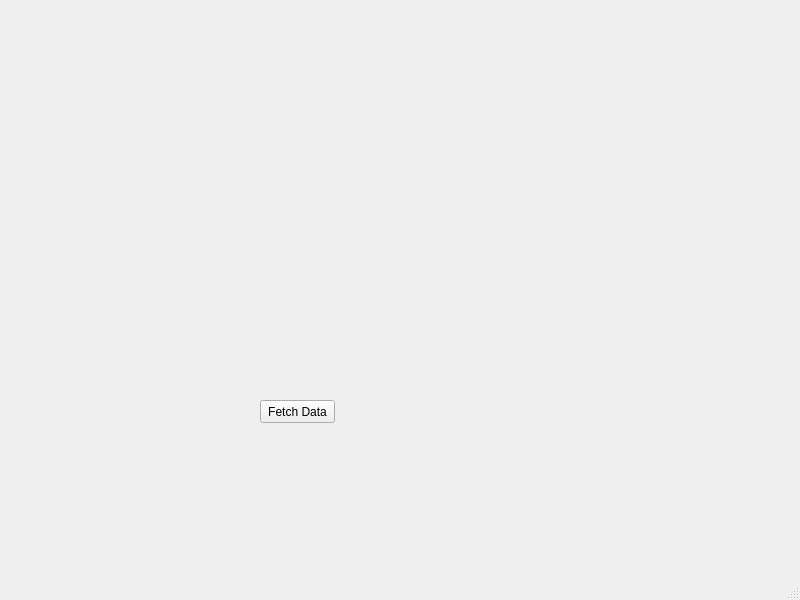
This is code/vnes-app/mainwindow.ui in lehtoee/softwareDesignProject as Qt 5 draws it before an edit. The edited form follows.
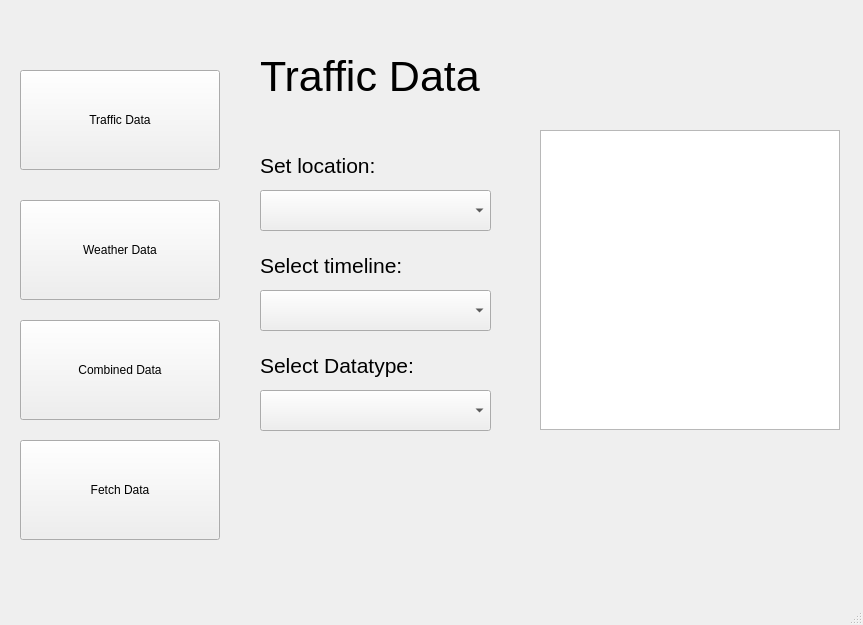
This is the edited form.

What changed in the file:
```diff
--- a/code/vnes-app/mainwindow.ui
+++ b/code/vnes-app/mainwindow.ui
@@ -6,26 +6,255 @@
    <rect>
     <x>0</x>
     <y>0</y>
-    <width>800</width>
-    <height>600</height>
+    <width>863</width>
+    <height>625</height>
    </rect>
   </property>
   <property name="windowTitle">
    <string>MainWindow</string>
   </property>
   <widget class="QWidget" name="centralwidget">
+   <widget class="QLabel" name="locationLabel">
+    <property name="geometry">
+     <rect>
+      <x>260</x>
+      <y>150</y>
+      <width>121</width>
+      <height>31</height>
+     </rect>
+    </property>
+    <property name="font">
+     <font>
+      <pointsize>16</pointsize>
+     </font>
+    </property>
+    <property name="text">
+     <string>Set location: </string>
+    </property>
+   </widget>
+   <widget class="QLabel" name="timelineLabel">
+    <property name="geometry">
+     <rect>
+      <x>260</x>
+      <y>250</y>
+      <width>151</width>
+      <height>31</height>
+     </rect>
+    </property>
+    <property name="font">
+     <font>
+      <pointsize>16</pointsize>
+     </font>
+    </property>
+    <property name="text">
+     <string>Select timeline:</string>
+    </property>
+   </widget>
+   <widget class="QLabel" name="datatypeLabel">
+    <property name="geometry">
+     <rect>
+      <x>260</x>
+      <y>350</y>
+      <width>171</width>
+      <height>31</height>
+     </rect>
+    </property>
+    <property name="font">
+     <font>
+      <pointsize>16</pointsize>
+     </font>
+    </property>
+    <property name="text">
+     <string>Select Datatype:</string>
+    </property>
+   </widget>
+   <widget class="QComboBox" name="locationDropDown">
+    <property name="geometry">
+     <rect>
+      <x>260</x>
+      <y>190</y>
+      <width>231</width>
+      <height>41</height>
+     </rect>
+    </property>
+   </widget>
+   <widget class="QComboBox" name="timelineDropDown">
+    <property name="geometry">
+     <rect>
+      <x>260</x>
+      <y>290</y>
+      <width>231</width>
+      <height>41</height>
+     </rect>
+    </property>
+   </widget>
+   <widget class="QComboBox" name="datatypeDropDown">
+    <property name="geometry">
+     <rect>
+      <x>260</x>
+      <y>390</y>
+      <width>231</width>
+      <height>41</height>
+     </rect>
+    </property>
+   </widget>
+   <widget class="QLabel" name="dataLabel">
+    <property name="geometry">
+     <rect>
+      <x>260</x>
+      <y>50</y>
+      <width>351</width>
+      <height>52</height>
+     </rect>
+    </property>
+    <property name="maximumSize">
+     <size>
+      <width>16777215</width>
+      <height>100</height>
+     </size>
+    </property>
+    <property name="font">
+     <font>
+      <pointsize>32</pointsize>
+     </font>
+    </property>
+    <property name="text">
+     <string>Traffic Data</string>
+    </property>
+   </widget>
+   <widget class="QGraphicsView" name="graphicsView">
+    <property name="geometry">
+     <rect>
+      <x>540</x>
+      <y>130</y>
+      <width>300</width>
+      <height>300</height>
+     </rect>
+    </property>
+    <property name="maximumSize">
+     <size>
+      <width>300</width>
+      <height>300</height>
+     </size>
+    </property>
+   </widget>
    <widget class="QPushButton" name="fetchDataButton">
     <property name="geometry">
      <rect>
-      <x>260</x>
-      <y>400</y>
-      <width>75</width>
-      <height>23</height>
+      <x>20</x>
+      <y>440</y>
+      <width>200</width>
+      <height>100</height>
      </rect>
     </property>
+    <property name="maximumSize">
+     <size>
+      <width>200</width>
+      <height>100</height>
+     </size>
+    </property>
     <property name="text">
      <string>Fetch Data</string>
     </property>
+    <property name="iconSize">
+     <size>
+      <width>100</width>
+      <height>100</height>
+     </size>
+    </property>
+   </widget>
+   <widget class="QPushButton" name="weatherButton">
+    <property name="geometry">
+     <rect>
+      <x>20</x>
+      <y>200</y>
+      <width>200</width>
+      <height>100</height>
+     </rect>
+    </property>
+    <property name="maximumSize">
+     <size>
+      <width>200</width>
+      <height>100</height>
+     </size>
+    </property>
+    <property name="text">
+     <string>Weather Data</string>
+    </property>
+    <property name="iconSize">
+     <size>
+      <width>100</width>
+      <height>100</height>
+     </size>
+    </property>
+    <property name="checkable">
+     <bool>true</bool>
+    </property>
+   </widget>
+   <widget class="QPushButton" name="trafficButton">
+    <property name="geometry">
+     <rect>
+      <x>20</x>
+      <y>70</y>
+      <width>200</width>
+      <height>100</height>
+     </rect>
+    </property>
+    <property name="maximumSize">
+     <size>
+      <width>200</width>
+      <height>100</height>
+     </size>
+    </property>
+    <property name="autoFillBackground">
+     <bool>false</bool>
+    </property>
+    <property name="text">
+     <string>Traffic Data</string>
+    </property>
+    <property name="iconSize">
+     <size>
+      <width>100</width>
+      <height>100</height>
+     </size>
+    </property>
+    <property name="checkable">
+     <bool>true</bool>
+    </property>
+   </widget>
+   <widget class="QPushButton" name="combinedButton">
+    <property name="geometry">
+     <rect>
+      <x>20</x>
+      <y>320</y>
+      <width>200</width>
+      <height>100</height>
+     </rect>
+    </property>
+    <property name="maximumSize">
+     <size>
+      <width>200</width>
+      <height>100</height>
+     </size>
+    </property>
+    <property name="baseSize">
+     <size>
+      <width>0</width>
+      <height>0</height>
+     </size>
+    </property>
+    <property name="text">
+     <string>Combined Data</string>
+    </property>
+    <property name="iconSize">
+     <size>
+      <width>100</width>
+      <height>100</height>
+     </size>
+    </property>
+    <property name="checkable">
+     <bool>true</bool>
+    </property>
    </widget>
   </widget>
   <widget class="QMenuBar" name="menubar">
```
Left out of the diff: 4 changed lines with no effect on the pictures.
